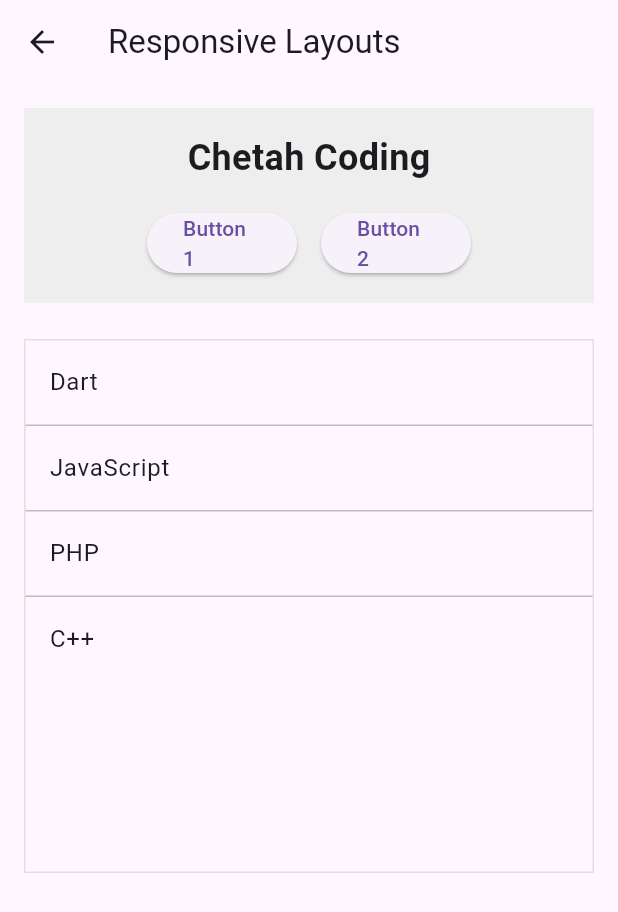
After one commit to paulaandrezza/ADS-6-Semestre, a Flutter app: the ExerciseMenuPage screen opened directly, after a tap on "Exercício 2 - Responsive", on a phone screen of 412 x 824 dp. The commit adds this screen. Shown: the top 912 px of the screen. Run offline on Flutter 3.47's test engine with Material 3 defaults, Android fonts, the light colour scheme and no system bars; network calls fail; project files that could hold a hidden picture were left out.

Commit message:
add aula_05_exercicios

```diff
--- a/PDMI6/Aula_04_Exercicios/widgets/lib/main.dart
+++ b/PDMI6/Aula_04_Exercicios/widgets/lib/main.dart
@@ -55,7 +55,6 @@ class ExerciseMenuPage extends StatelessWidget {
               );
             },
           ),
-          // Você pode adicionar outros ListTiles aqui para os próximos exercícios
         ],
       ),
     );
--- /dev/null
+++ b/PDMI6/Aula_05_Exercicios/layouts/analysis_options.yaml
@@ -0,0 +1 @@
+include: package:flutter_lints/flutter.yaml
--- /dev/null
+++ b/PDMI6/Aula_05_Exercicios/layouts/lib/main.dart
@@ -0,0 +1,74 @@
+import 'package:flutter/material.dart';
+import 'package:layouts/pages/grid_view_page.dart';
+import 'package:layouts/pages/layout_demo_page.dart';
+import 'package:layouts/pages/resposive_page.dart';
+
+void main() {
+  runApp(MainApp());
+}
+
+class MainApp extends StatelessWidget {
+  final ThemeData appTheme = ThemeData(
+    primarySwatch: Colors.blue,
+    appBarTheme: AppBarTheme(backgroundColor: Colors.blue),
+    scaffoldBackgroundColor: Color(0xFFE4F2F7),
+  );
+
+  final ThemeData appTheme2 = ThemeData(
+    primarySwatch: Colors.yellow,
+    appBarTheme: AppBarTheme(backgroundColor: Colors.yellow),
+    scaffoldBackgroundColor: Color(0xFFFFFFE0),
+  );
+
+  @override
+  Widget build(BuildContext context) {
+    return MaterialApp(
+      title: 'Exercícios Flutter',
+      theme: appTheme,
+      home: ExerciseMenuPage(),
+    );
+  }
+}
+
+class ExerciseMenuPage extends StatelessWidget {
+  @override
+  Widget build(BuildContext context) {
+    return Scaffold(
+      appBar: AppBar(title: Text('Lista de Exercícios')),
+      body: ListView(
+        children: [
+          ListTile(
+            leading: Icon(Icons.bar_chart),
+            title: Text('Exercício 1 - GridView'),
+            onTap: () {
+              Navigator.push(
+                context,
+                MaterialPageRoute(builder: (context) => GridViewPage()),
+              );
+            },
+          ),
+          ListTile(
+            leading: Icon(Icons.bar_chart),
+            title: Text('Exercício 2 - Responsive'),
+            onTap: () {
+              Navigator.push(
+                context,
+                MaterialPageRoute(builder: (context) => ResponsivePage()),
+              );
+            },
+          ),
+          ListTile(
+            leading: Icon(Icons.bar_chart),
+            title: Text('Exercício 6 - Layout Demo'),
+            onTap: () {
+              Navigator.push(
+                context,
+                MaterialPageRoute(builder: (context) => LayoutDemoPage()),
+              );
+            },
+          ),
+        ],
+      ),
+    );
+  }
+}
--- /dev/null
+++ b/PDMI6/Aula_05_Exercicios/layouts/lib/pages/resposive_page.dart
@@ -0,0 +1,94 @@
+import 'package:flutter/material.dart';
+
+class ResponsivePage extends StatelessWidget {
+  @override
+  Widget build(BuildContext context) {
+    final isLandscape =
+        MediaQuery.of(context).orientation == Orientation.landscape;
+
+    return Scaffold(
+      appBar: AppBar(title: Text('Responsive Layouts')),
+      body: Padding(
+        padding: const EdgeInsets.all(16.0),
+        child: Flex(
+          direction: isLandscape ? Axis.horizontal : Axis.vertical,
+          crossAxisAlignment: CrossAxisAlignment.stretch,
+          mainAxisAlignment:
+              isLandscape ? MainAxisAlignment.center : MainAxisAlignment.start,
+          children: [
+            Flexible(
+              fit: FlexFit.loose,
+              child: Container(
+                padding: const EdgeInsets.all(16),
+                color: Colors.grey.shade200,
+                child: Column(
+                  crossAxisAlignment: CrossAxisAlignment.center,
+                  mainAxisSize: MainAxisSize.min,
+                  children: [
+                    Text(
+                      'Chetah Coding',
+                      style: TextStyle(
+                        fontSize: 24,
+                        fontWeight: FontWeight.bold,
+                      ),
+                    ),
+                    SizedBox(height: 16),
+                    Flex(
+                      direction: isLandscape ? Axis.vertical : Axis.horizontal,
+                      mainAxisAlignment: MainAxisAlignment.center,
+                      children: [
+                        SizedBox(
+                          width: 100,
+                          child: ElevatedButton(
+                            onPressed: () {},
+                            child: Text('Button 1'),
+                          ),
+                        ),
+                        SizedBox(
+                          width: isLandscape ? 0 : 16,
+                          height: isLandscape ? 16 : 0,
+                        ),
+                        SizedBox(
+                          width: 100,
+                          child: ElevatedButton(
+                            onPressed: () {},
+                            child: Text('Button 2'),
+                          ),
+                        ),
+                      ],
+                    ),
+                  ],
+                ),
+              ),
+            ),
+            SizedBox(width: isLandscape ? 24 : 0, height: isLandscape ? 0 : 24),
+            Expanded(child: LanguageList()),
+          ],
+        ),
+      ),
+    );
+  }
+}
+
+class LanguageList extends StatelessWidget {
+  LanguageList({super.key});
+  final List<String> languages = ['Dart', 'JavaScript', 'PHP', 'C++'];
+
+  @override
+  Widget build(BuildContext context) {
+    return Container(
+      decoration: BoxDecoration(
+        border: Border.all(color: Colors.grey.shade300),
+      ),
+      child: ListView.separated(
+        itemCount: languages.length,
+        itemBuilder: (context, index) {
+          return ListTile(title: Text(languages[index]));
+        },
+        separatorBuilder: (context, index) {
+          return Divider(height: 1, color: Colors.grey.shade400);
+        },
+      ),
+    );
+  }
+}
```
Also changed, not shown: PDMI6/Aula_05_Exercicios/layouts/lib/pages/grid_view_page.dart (added, +47 -0 lines), PDMI6/Aula_05_Exercicios/layouts/lib/pages/layout_demo_page.dart (added, +149 -0 lines), PDMI6/Aula_05_Exercicios/layouts/pubspec.yaml (added, +21 -0 lines), PDMI6/Aula_05_Exercicios/layouts/pubspec.lock (added), 125 other files.
